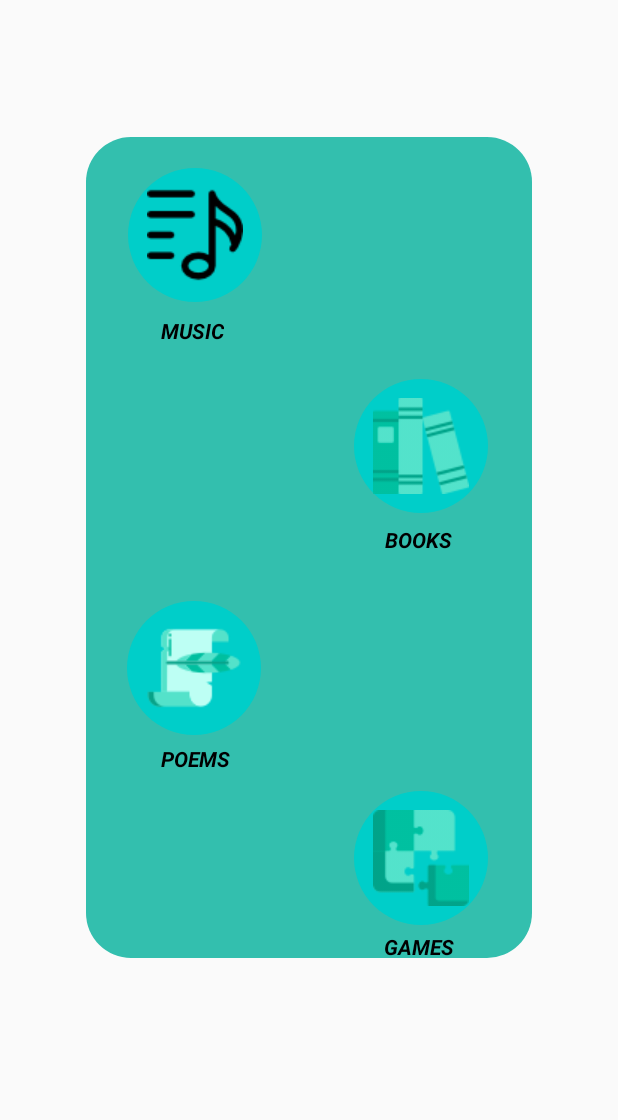
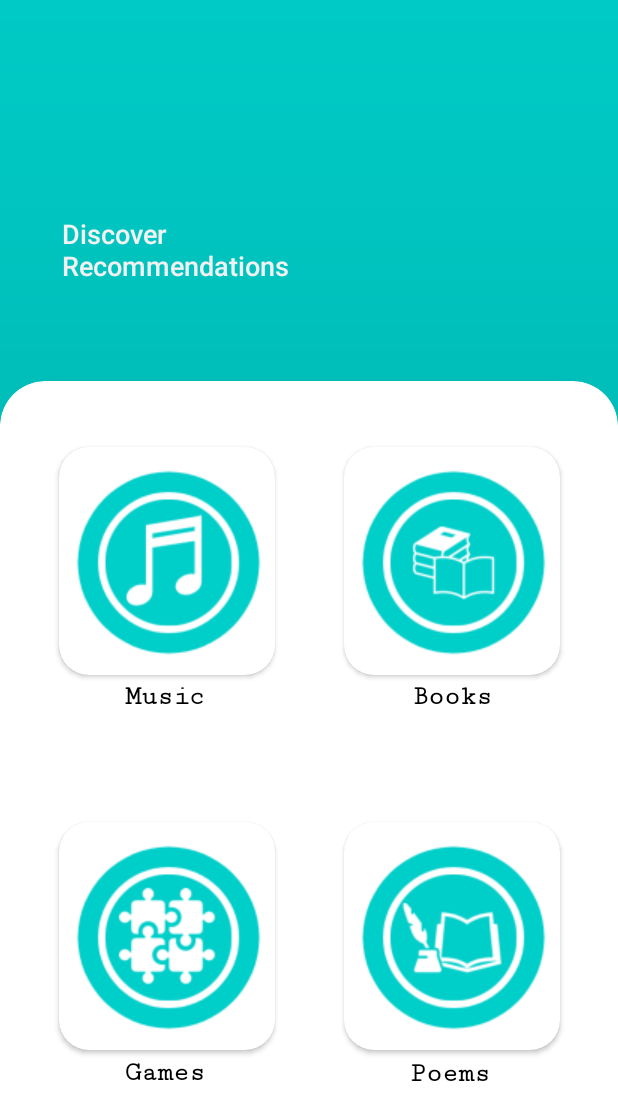
Before and after one commit to chanu16/MellowApp_test01, an Android app: the RecommendationMain screen opened directly, with no data from a screen before it, on a phone screen of 412 x 824 dp. Shown: the top 1120 px of the screen. Run offline under Robolectric (Android 15) with nearby library versions, the phone set to English and light mode, and no system bars.

Commit message:
modified recommendation main UI

```diff
--- a/app/build.gradle
+++ b/app/build.gradle
@@ -32,6 +32,7 @@ dependencies {
     implementation 'androidx.appcompat:appcompat:1.3.1'
     implementation 'com.google.android.material:material:1.4.0'
     implementation 'androidx.constraintlayout:constraintlayout:2.1.0'
+    implementation 'androidx.gridlayout:gridlayout:1.0.0'
     testImplementation 'junit:junit:4.+'
     androidTestImplementation 'androidx.test.ext:junit:1.1.3'
     androidTestImplementation 'androidx.test.espresso:espresso-core:3.4.0'
--- /dev/null
+++ b/app/src/main/res/drawable/custom_rectangle.xml
@@ -0,0 +1,7 @@
+<?xml version="1.0" encoding="utf-8"?>
+<shape xmlns:android="http://schemas.android.com/apk/res/android">
+    <solid android:color="@color/white" />
+    <corners
+        android:topLeftRadius="45dp"
+        android:topRightRadius="45dp" />
+</shape>
--- a/app/src/main/res/layout/activity_recommendation_main.xml
+++ b/app/src/main/res/layout/activity_recommendation_main.xml
@@ -3,126 +3,198 @@
     xmlns:app="http://schemas.android.com/apk/res-auto"
     xmlns:tools="http://schemas.android.com/tools"
     android:layout_width="match_parent"
+    android:background="@color/btcolor"
     android:layout_height="match_parent"
     tools:context=".RecommendationMain">
 
-    <View
-        android:id="@+id/view1V"
-        android:layout_width="297dp"
-        android:layout_height="547dp"
-        android:background="@drawable/roundview"
-        android:backgroundTint="#33BFAE"
+    <androidx.cardview.widget.CardView
+        android:id="@+id/cardView2"
+        android:layout_width="match_parent"
+        android:layout_height="600dp"
+        android:layout_marginBottom="-30dp"
+        android:background="@drawable/custom_rectangle"
+        app:cardCornerRadius="30dp"
+        app:cardElevation="300dp"
         app:layout_constraintBottom_toBottomOf="parent"
         app:layout_constraintEnd_toEndOf="parent"
+        app:layout_constraintHorizontal_bias="0.0"
         app:layout_constraintStart_toStartOf="parent"
         app:layout_constraintTop_toTopOf="parent"
-        app:layout_constraintVertical_bias="0.331" />
+        app:layout_constraintVertical_bias="1.0">
 
-    <ImageButton
-        android:id="@+id/imageButton1V"
-        android:layout_width="89dp"
-        android:layout_height="89dp"
-        android:background="@drawable/roundbutton"
-        app:layout_constraintBottom_toBottomOf="parent"
-        app:layout_constraintEnd_toEndOf="parent"
-        app:layout_constraintHorizontal_bias="0.264"
-        app:layout_constraintStart_toStartOf="parent"
-        app:layout_constraintTop_toTopOf="parent"
-        app:layout_constraintVertical_bias="0.152"
-        app:srcCompat="@drawable/music" />
+        <LinearLayout
+            android:layout_width="match_parent"
+            android:layout_height="match_parent"
+            android:orientation="vertical">
 
-    <ImageButton
-        android:id="@+id/imageButton2V"
-        android:layout_width="89dp"
-        android:layout_height="89dp"
-        android:background="@drawable/roundbutton"
-        app:layout_constraintBottom_toBottomOf="parent"
-        app:layout_constraintEnd_toEndOf="parent"
-        app:layout_constraintHorizontal_bias="0.732"
-        app:layout_constraintStart_toStartOf="parent"
-        app:layout_constraintTop_toTopOf="parent"
-        app:layout_constraintVertical_bias="0.344"
-        app:srcCompat="@drawable/book" />
+            <TextView
+                android:id="@+id/textView14"
+                android:layout_width="100dp"
+                android:layout_height="wrap_content"
+                android:layout_marginLeft="60dp"
+                android:layout_marginTop="200dp"
+                android:fontFamily="serif-monospace"
+                android:text="Music"
+                android:textAlignment="center"
+                android:textColor="@color/black"
+                android:textSize="18sp"
+                android:textStyle="bold" />
 
-    <ImageButton
-        android:id="@+id/imageButton3V"
-        android:layout_width="89dp"
-        android:layout_height="89dp"
-        android:background="@drawable/roundbutton"
-        app:layout_constraintBottom_toBottomOf="parent"
-        app:layout_constraintEnd_toEndOf="parent"
-        app:layout_constraintHorizontal_bias="0.263"
-        app:layout_constraintStart_toStartOf="parent"
-        app:layout_constraintTop_toTopOf="parent"
-        app:layout_constraintVertical_bias="0.545"
-        app:srcCompat="@drawable/quill" />
+            <TextView
+                android:id="@+id/textView16"
+                android:layout_width="100dp"
+                android:layout_height="wrap_content"
+                android:layout_marginLeft="60dp"
+                android:layout_marginTop="230dp"
+                android:fontFamily="serif-monospace"
+                android:text="Games"
+                android:textAlignment="center"
+                android:textColor="@color/black"
+                android:textSize="18sp"
+                android:textStyle="bold" />
 
-    <ImageButton
-        android:id="@+id/imageButton4V"
-        android:layout_width="89dp"
-        android:layout_height="89dp"
-        android:background="@drawable/roundbutton"
-        app:layout_constraintBottom_toBottomOf="parent"
-        app:layout_constraintEnd_toEndOf="parent"
-        app:layout_constraintHorizontal_bias="0.732"
-        app:layout_constraintStart_toStartOf="parent"
-        app:layout_constraintTop_toTopOf="parent"
-        app:layout_constraintVertical_bias="0.718"
-        app:srcCompat="@drawable/puzzle" />
+            <TextView
+                android:id="@+id/textView20"
+                android:layout_width="100dp"
+                android:layout_height="wrap_content"
+                android:layout_marginLeft="250dp"
+                android:layout_marginTop="-20dp"
+                android:fontFamily="serif-monospace"
+                android:text="Poems"
+                android:textAlignment="center"
+                android:textColor="@color/black"
+                android:textSize="18sp"
+                android:textStyle="bold" />
 
-    <TextView
-        android:id="@+id/textView1V"
-        android:layout_width="wrap_content"
-        android:layout_height="wrap_content"
-        android:text="MUSIC"
-        android:textColor="@color/black"
-        android:textStyle="bold|italic"
-        app:layout_constraintBottom_toBottomOf="parent"
-        app:layout_constraintEnd_toEndOf="parent"
-        app:layout_constraintHorizontal_bias="0.29"
-        app:layout_constraintStart_toStartOf="parent"
-        app:layout_constraintTop_toTopOf="parent"
-        app:layout_constraintVertical_bias="0.262" />
+        </LinearLayout>
 
-    <TextView
-        android:id="@+id/textView3V"
-        android:layout_width="wrap_content"
-        android:layout_height="wrap_content"
-        android:text="GAMES"
-        android:textColor="@color/black"
-        android:textStyle="bold|italic"
-        app:layout_constraintBottom_toBottomOf="parent"
-        app:layout_constraintEnd_toEndOf="parent"
-        app:layout_constraintHorizontal_bias="0.701"
-        app:layout_constraintStart_toStartOf="parent"
-        app:layout_constraintTop_toTopOf="parent"
-        app:layout_constraintVertical_bias="0.772" />
+        <LinearLayout
+            android:layout_width="match_parent"
+            android:layout_height="612dp"
+            android:orientation="horizontal">
 
-    <TextView
-        android:id="@+id/textView4V"
-        android:layout_width="wrap_content"
-        android:layout_height="wrap_content"
-        android:text="POEMS"
-        android:textColor="@color/black"
-        android:textStyle="bold|italic"
-        app:layout_constraintBottom_toBottomOf="parent"
-        app:layout_constraintEnd_toEndOf="parent"
-        app:layout_constraintHorizontal_bias="0.293"
-        app:layout_constraintStart_toStartOf="parent"
-        app:layout_constraintTop_toTopOf="parent"
-        app:layout_constraintVertical_bias="0.616" />
+            <androidx.cardview.widget.CardView
+                android:layout_width="180dp"
+                android:layout_height="200dp"
+                android:layout_marginLeft="21dp"
+                android:layout_marginTop="20dp"
+                android:background="@color/white"
+                android:elevation="20dp"
+                app:cardCornerRadius="20dp"
+                app:cardMaxElevation="12dp"
+                app:cardPreventCornerOverlap="true"
+                app:cardUseCompatPadding="true">
+
+                <ImageButton
+                    android:id="@+id/imageButton"
+                    android:layout_width="130dp"
+                    android:layout_height="match_parent"
+                    android:layout_gravity="center"
+                    android:backgroundTint="@android:color/transparent"
+                    app:srcCompat="@drawable/music" />
+
+            </androidx.cardview.widget.CardView>
+
+
+            <androidx.cardview.widget.CardView
+                android:layout_width="180dp"
+                android:layout_height="200dp"
+                android:layout_marginLeft="10dp"
+                android:layout_marginTop="20dp"
+                android:background="@color/white"
+                android:elevation="20dp"
+                app:cardCornerRadius="20dp"
+                app:cardMaxElevation="12dp"
+                app:cardPreventCornerOverlap="true"
+                app:cardUseCompatPadding="true">
+
+                <ImageButton
+                    android:id="@+id/imageButton3"
+                    android:layout_width="130dp"
+                    android:layout_height="match_parent"
+                    android:layout_gravity="center"
+                    android:backgroundTint="@android:color/transparent"
+                    app:srcCompat="@drawable/book" />
+
+            </androidx.cardview.widget.CardView>
+
+            <TextView
+                android:id="@+id/textView22"
+                android:layout_width="100dp"
+                android:layout_height="wrap_content"
+                android:layout_marginLeft="-140dp"
+                android:layout_marginTop="200dp"
+                android:fontFamily="serif-monospace"
+                android:text="Books"
+                android:textAlignment="center"
+                android:textColor="@color/black"
+                android:textSize="18sp"
+                android:textStyle="bold" />
+
+        </LinearLayout>
+
+        <LinearLayout
+            android:layout_width="match_parent"
+            android:layout_height="612dp"
+            android:orientation="horizontal">
+
+            <androidx.cardview.widget.CardView
+                android:layout_width="180dp"
+                android:layout_height="200dp"
+                android:layout_marginLeft="21dp"
+                android:layout_marginTop="270dp"
+                android:background="@color/white"
+                android:elevation="20dp"
+                app:cardCornerRadius="20dp"
+                app:cardMaxElevation="12dp"
+                app:cardPreventCornerOverlap="true"
+                app:cardUseCompatPadding="true">
+
+                <ImageButton
+                    android:id="@+id/imageButton6"
+                    android:layout_width="130dp"
+                    android:layout_height="match_parent"
+                    android:layout_gravity="center"
+                    android:backgroundTint="@android:color/transparent"
+                    app:srcCompat="@drawable/game" />
+            </androidx.cardview.widget.CardView>
+
+            <androidx.cardview.widget.CardView
+                android:layout_width="180dp"
+                android:layout_height="200dp"
+                android:layout_marginLeft="10dp"
+                android:layout_marginTop="270dp"
+                android:background="@color/white"
+                android:elevation="20dp"
+                app:cardCornerRadius="20dp"
+                app:cardMaxElevation="12dp"
+                app:cardPreventCornerOverlap="true"
+                app:cardUseCompatPadding="true">
+
+                <ImageButton
+                    android:id="@+id/imageButton8"
+                    android:layout_width="130dp"
+                    android:layout_height="match_parent"
+                    android:layout_gravity="center"
+                    android:backgroundTint="@android:color/transparent"
+                    app:srcCompat="@drawable/poem" />
+            </androidx.cardview.widget.CardView>
+
+        </LinearLayout>
+    </androidx.cardview.widget.CardView>
 
     <TextView
         android:id="@+id/textView2"
-        android:layout_width="wrap_content"
-        android:layout_height="wrap_content"
-        android:text="BOOKS"
-        android:textColor="@color/black"
-        android:textStyle="bold|italic"
-        app:layout_constraintBottom_toBottomOf="parent"
+        android:layout_width="166dp"
+        android:layout_height="92dp"
+        android:fontFamily="sans-serif-medium"
+        android:text="Discover Recommendations"
+        android:textColor="@color/white"
+        android:textSize="18sp"
+        app:layout_constraintBottom_toTopOf="@+id/cardView2"
         app:layout_constraintEnd_toEndOf="parent"
-        app:layout_constraintHorizontal_bias="0.699"
+        app:layout_constraintHorizontal_bias="0.167"
         app:layout_constraintStart_toStartOf="parent"
         app:layout_constraintTop_toTopOf="parent"
-        app:layout_constraintVertical_bias="0.435" />
+        app:layout_constraintVertical_bias="0.884" />
 </androidx.constraintlayout.widget.ConstraintLayout>
```
Also changed, not shown: app/src/main/res/drawable/book.png, app/src/main/res/drawable/game.png (added), app/src/main/res/drawable/music.png, app/src/main/res/drawable/poem.png (added), app/src/main/res/drawable/puzzle.png (deleted), app/src/main/res/drawable/quill.png (deleted).
